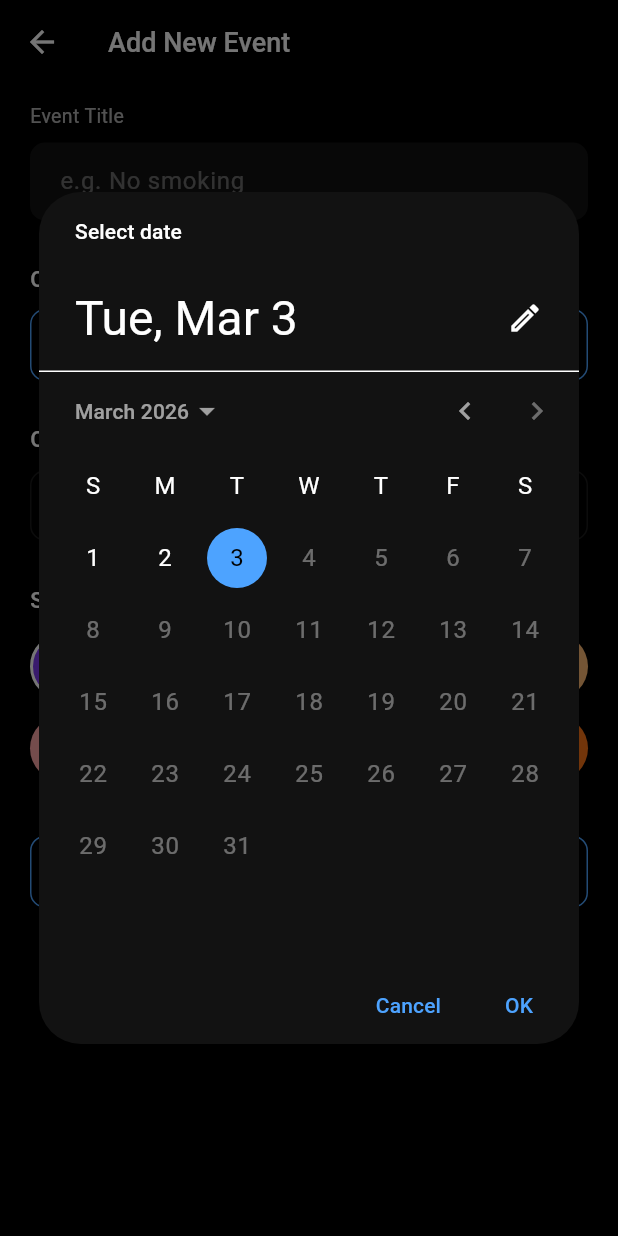
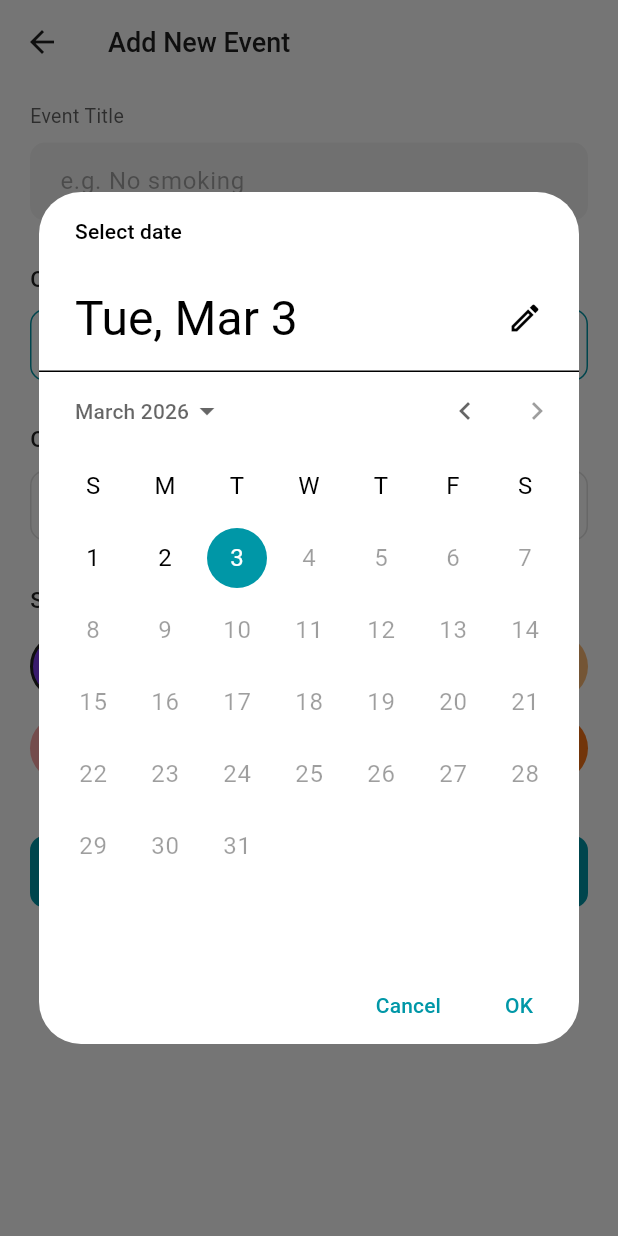
Before and after one commit to danishayman/elapsed, a Flutter app: the AddEventScreen screen opened directly, after a tap on "SELECT DATE", on a phone screen of 412 x 824 dp. Run offline on Flutter 3.47's test engine with Material 3 defaults, Android fonts, the phone set to English and light mode, and no system bars; our stand-ins replace share_plus, shared_preferences; missing offline and left inert: home_widget; accounts and stored records are empty.

Commit message:
refactor theme

```diff
--- a/lib/main.dart
+++ b/lib/main.dart
@@ -36,7 +36,6 @@ class _MainShellState extends State<MainShell> with WidgetsBindingObserver {
   void initState() {
     super.initState();
     WidgetsBinding.instance.addObserver(this);
-    // Push initial data to widgets on launch
     WidgetService.updateWidgets();
   }
 
@@ -60,7 +59,7 @@ class _MainShellState extends State<MainShell> with WidgetsBindingObserver {
       bottomNavigationBar: BottomNavigationBar(
         currentIndex: _currentIndex,
         onTap: (i) => setState(() => _currentIndex = i),
-        backgroundColor: kBgBlack,
+        backgroundColor: kBgWhite,
         selectedItemColor: kAccent,
         unselectedItemColor: kTextTertiary,
         type: BottomNavigationBarType.fixed,
--- a/lib/screens/add_event_screen.dart
+++ b/lib/screens/add_event_screen.dart
@@ -71,8 +71,8 @@ class _AddEventScreenState extends State<AddEventScreen> {
       firstDate: DateTime(2000),
       lastDate: DateTime.now(),
       builder: (context, child) => Theme(
-        data: ThemeData.dark().copyWith(
-          colorScheme: const ColorScheme.dark(primary: kAccent),
+        data: ThemeData.light().copyWith(
+          colorScheme: const ColorScheme.light(primary: kAccent),
         ),
         child: child!,
       ),
@@ -85,8 +85,8 @@ class _AddEventScreenState extends State<AddEventScreen> {
       context: context,
       initialTime: _selectedTime ?? TimeOfDay.now(),
       builder: (context, child) => Theme(
-        data: ThemeData.dark().copyWith(
-          colorScheme: const ColorScheme.dark(primary: kAccent),
+        data: ThemeData.light().copyWith(
+          colorScheme: const ColorScheme.light(primary: kAccent),
         ),
         child: child!,
       ),
@@ -153,8 +153,6 @@ class _AddEventScreenState extends State<AddEventScreen> {
     return Scaffold(
       appBar: AppBar(
         title: Text(widget.editEvent != null ? 'Edit Event' : 'Add New Event'),
-        backgroundColor: kBgBlack,
-        elevation: 0,
       ),
       body: SingleChildScrollView(
         padding: const EdgeInsets.symmetric(horizontal: 20, vertical: 12),
@@ -174,7 +172,7 @@ class _AddEventScreenState extends State<AddEventScreen> {
                 hintText: 'e.g. No smoking',
                 hintStyle: const TextStyle(color: kTextTertiary),
                 filled: true,
-                fillColor: kCardDark,
+                fillColor: kCardLightAlt,
                 border: OutlineInputBorder(
                   borderRadius: BorderRadius.circular(kCardRadius),
                   borderSide: BorderSide.none,
@@ -275,14 +273,15 @@ class _AddEventScreenState extends State<AddEventScreen> {
             SizedBox(
               width: double.infinity,
               height: 48,
-              child: OutlinedButton(
+              child: ElevatedButton(
                 onPressed: _save,
-                style: OutlinedButton.styleFrom(
-                  foregroundColor: kAccent,
-                  side: const BorderSide(color: kAccent),
+                style: ElevatedButton.styleFrom(
+                  backgroundColor: kAccent,
+                  foregroundColor: Colors.white,
                   shape: RoundedRectangleBorder(
                     borderRadius: BorderRadius.circular(kCardRadius),
                   ),
+                  elevation: 0,
                 ),
                 child: const Text(
                   'SAVE EVENT',
--- a/lib/screens/home_screen.dart
+++ b/lib/screens/home_screen.dart
@@ -43,10 +43,6 @@ class _HomeScreenState extends State<HomeScreen> {
     final confirmed = await showDialog<bool>(
       context: context,
       builder: (ctx) => AlertDialog(
-        backgroundColor: kCardDark,
-        shape: RoundedRectangleBorder(
-          borderRadius: BorderRadius.circular(kCardRadius),
-        ),
         title: const Text(
           'Delete Event',
           style: TextStyle(color: kTextPrimary),
@@ -95,33 +91,8 @@ class _HomeScreenState extends State<HomeScreen> {
     final now = DateTime.now();
 
     return Scaffold(
+      backgroundColor: kBgWhite,
       body: SafeArea(
-        child: Column(
-          crossAxisAlignment: CrossAxisAlignment.start,
-          children: [
-            // Header
-            const Padding(
-              padding: EdgeInsets.fromLTRB(20, 32, 20, 4),
-              child: Text(
-                'Elapsed',
-                style: TextStyle(
-                  color: kTextPrimary,
-                  fontSize: 24,
-                  fontWeight: FontWeight.w500,
-                  letterSpacing: -0.3,
-                ),
-              ),
-            ),
-            const Padding(
-              padding: EdgeInsets.fromLTRB(20, 0, 20, 24),
-              child: Text(
-                'Track your progress',
-                style: TextStyle(color: kTextTertiary, fontSize: 13),
-              ),
-            ),
-
-            // Event list
-            Expanded(
         child: _events.isEmpty
             ? const Center(
                 child: Column(
@@ -129,24 +100,18 @@ class _HomeScreenState extends State<HomeScreen> {
                   children: [
                     Text(
                       'No events yet',
-                            style: TextStyle(
-                              color: kTextSecondary,
-                              fontSize: 16,
-                            ),
+                      style: TextStyle(color: kTextSecondary, fontSize: 16),
                     ),
                     SizedBox(height: 6),
                     Text(
-                            'Tap the button below to get started',
-                            style: TextStyle(
-                              color: kTextTertiary,
-                              fontSize: 13,
-                            ),
+                      'Tap + to get started',
+                      style: TextStyle(color: kTextTertiary, fontSize: 13),
                     ),
                   ],
                 ),
               )
             : ListView.builder(
-                      padding: const EdgeInsets.only(bottom: 80),
+                padding: const EdgeInsets.only(top: 8, bottom: 80),
                 itemCount: _events.length,
                 itemBuilder: (context, index) {
                   final event = _events[index];
@@ -160,38 +125,16 @@ class _HomeScreenState extends State<HomeScreen> {
                 },
               ),
       ),
-          ],
+
+      // Black circular FAB with white +
+      floatingActionButton: FloatingActionButton(
+        onPressed: _navigateToAdd,
+        backgroundColor: Colors.black,
+        foregroundColor: Colors.white,
+        elevation: 4,
+        shape: const CircleBorder(),
+        child: const Icon(Icons.add, size: 28),
       ),
-      ),
-
-      // Add Event button — subtle outline
-      floatingActionButton: Padding(
-        padding: const EdgeInsets.only(bottom: 8),
-        child: SizedBox(
-          height: 44,
-          child: FloatingActionButton.extended(
-            onPressed: _navigateToAdd,
-            backgroundColor: Colors.transparent,
-            elevation: 0,
-            highlightElevation: 0,
-            shape: RoundedRectangleBorder(
-              borderRadius: BorderRadius.circular(22),
-              side: const BorderSide(color: kAccent, width: 1),
-            ),
-            icon: const Icon(Icons.add, color: kAccent, size: 20),
-            label: const Text(
-              'ADD EVENT',
-              style: TextStyle(
-                color: kAccent,
-                fontWeight: FontWeight.w500,
-                fontSize: 13,
-                letterSpacing: 0.8,
-              ),
-            ),
-          ),
-        ),
-      ),
-      floatingActionButtonLocation: FloatingActionButtonLocation.centerFloat,
     );
   }
 }
--- a/lib/screens/info_screen.dart
+++ b/lib/screens/info_screen.dart
@@ -26,7 +26,7 @@ class InfoScreen extends StatelessWidget {
                 width: double.infinity,
                 padding: const EdgeInsets.all(20),
                 decoration: BoxDecoration(
-                  color: kCardDark,
+                  color: kCardLightAlt,
                   borderRadius: BorderRadius.circular(kCardRadius),
                 ),
                 child: Column(
@@ -73,7 +73,7 @@ class InfoScreen extends StatelessWidget {
                     const SizedBox(height: 20),
                     const _InfoTile(
                       icon: Icons.add_circle_outline,
-                      text: 'Tap "+ ADD EVENT" to create a new tracker',
+                      text: 'Tap "+" to create a new tracker',
                     ),
                     const _InfoTile(
                       icon: Icons.palette_outlined,
--- a/lib/theme.dart
+++ b/lib/theme.dart
@@ -1,15 +1,16 @@
 import 'package:flutter/material.dart';
 
-// ── Ultra Minimal Design Tokens ──────────────────────────────
+// ── Light Minimal Design Tokens ──────────────────────────────
 
-const Color kBgBlack = Color(0xFF000000);
-const Color kCardDark = Color(0xFF111111);
-const Color kCardDarkAlt = Color(0xFF1A1A1A);
-const Color kAccent = Color(0xFF4DA3FF);
-const Color kTextPrimary = Color(0xFFFFFFFF);
-const Color kTextSecondary = Color(0xB3FFFFFF); // ~70% white
-const Color kTextTertiary = Color(0x61FFFFFF); // ~38% white
-const Color kDivider = Color(0x1AFFFFFF); // ~10% white
+const Color kBgWhite = Color(0xFFFFFFFF);
+const Color kCardLight = Color(0xFFFFFFFF);
+const Color kCardLightAlt = Color(0xFFF5F5F5);
+const Color kAccent = Color(0xFF0097A7); // Teal accent
+const Color kAccentWarm = Color(0xFFE8A030); // Warm orange for secondary badges
+const Color kTextPrimary = Color(0xFF212121);
+const Color kTextSecondary = Color(0xB3212121); // ~70% black
+const Color kTextTertiary = Color(0x61212121); // ~38% black
+const Color kDivider = Color(0x1F000000); // ~12% black
 const Color kDanger = Color(0xFFEF4444);
 
 const double kCardRadius = 10.0;
@@ -17,12 +18,13 @@ const double kCardRadius = 10.0;
 // ── ThemeData ────────────────────────────────────────────────
 
 ThemeData buildAppTheme() {
-  return ThemeData.dark().copyWith(
-    scaffoldBackgroundColor: kBgBlack,
-    colorScheme: const ColorScheme.dark(primary: kAccent, surface: kBgBlack),
+  return ThemeData.light().copyWith(
+    scaffoldBackgroundColor: kBgWhite,
+    colorScheme: const ColorScheme.light(primary: kAccent, surface: kBgWhite),
     appBarTheme: const AppBarTheme(
-      backgroundColor: kBgBlack,
+      backgroundColor: kBgWhite,
       elevation: 0,
+      scrolledUnderElevation: 0,
       titleTextStyle: TextStyle(
         color: kTextPrimary,
         fontSize: 18,
@@ -31,14 +33,14 @@ ThemeData buildAppTheme() {
       iconTheme: IconThemeData(color: kTextPrimary),
     ),
     dialogTheme: DialogThemeData(
-      backgroundColor: kCardDark,
+      backgroundColor: kBgWhite,
       shape: RoundedRectangleBorder(
         borderRadius: BorderRadius.circular(kCardRadius),
       ),
     ),
     snackBarTheme: const SnackBarThemeData(
-      backgroundColor: kCardDark,
-      contentTextStyle: TextStyle(color: kTextPrimary),
+      backgroundColor: kTextPrimary,
+      contentTextStyle: TextStyle(color: kBgWhite),
     ),
   );
 }
```
Also changed, not shown: lib/screens/event_detail_screen.dart (+10 -21 lines), lib/widgets/event_card.dart (+53 -82 lines). Lines whose indentation alone changed are shown as unchanged.
